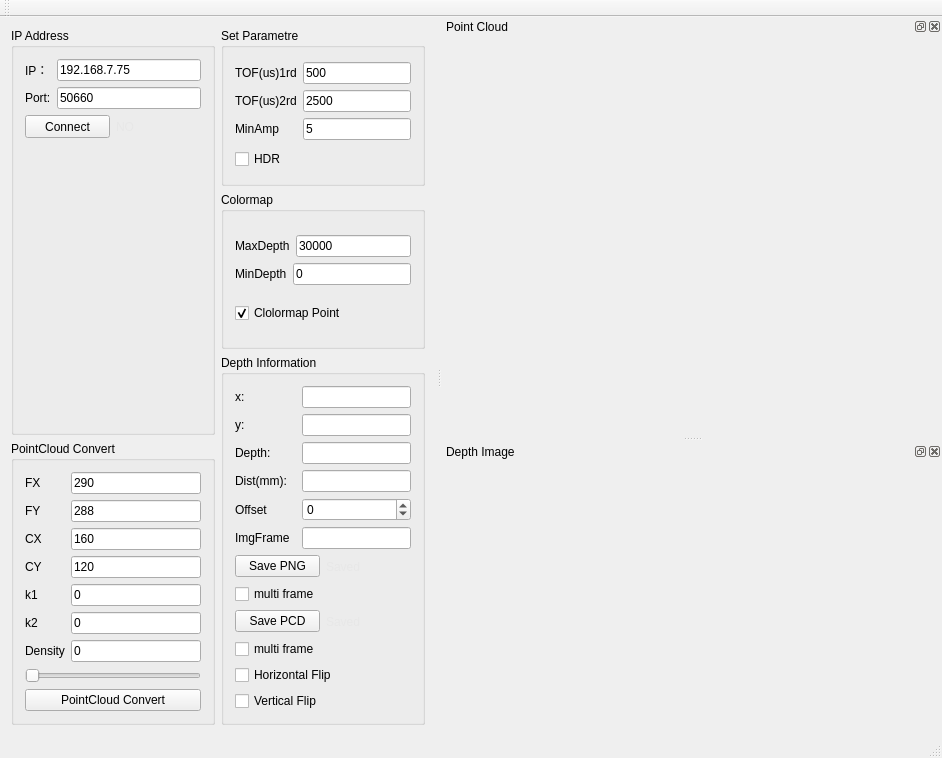
Before: the Qt Designer form SmartEye/SmartEye/smarteye.ui in SHU3DVision/SmartEye, drawn with Qt 5.
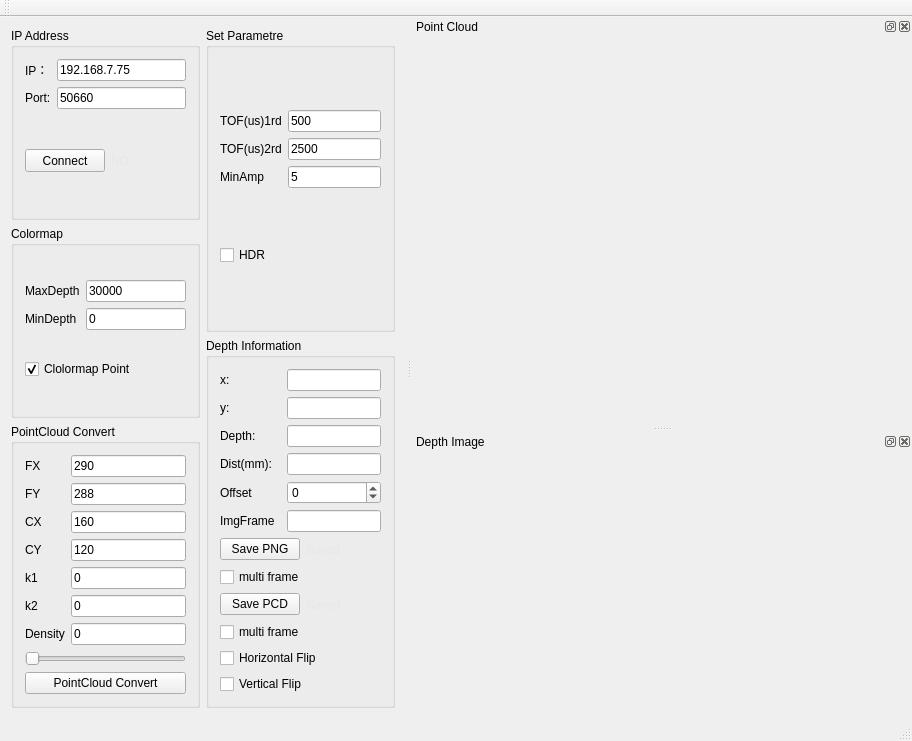
After: the same form once the commit is applied. Icons and pictures are not drawn. Custom widgets are drawn as their Qt base class.

Commit message: 修改了界面布局，减少空白。

What changed in the file:
```diff
--- a/SmartEye/SmartEye/smarteye.ui
+++ b/SmartEye/SmartEye/smarteye.ui
@@ -6,8 +6,8 @@
    <rect>
     <x>0</x>
     <y>0</y>
-    <width>942</width>
-    <height>758</height>
+    <width>888</width>
+    <height>741</height>
    </rect>
   </property>
   <property name="windowTitle">
@@ -18,116 +18,64 @@
     <normaloff>:/SmartEye/Resource/exe.png</normaloff>:/SmartEye/Resource/exe.png</iconset>
   </property>
   <widget class="QWidget" name="centralWidget">
-   <layout class="QGridLayout" name="gridLayout_4">
+   <layout class="QGridLayout" name="gridLayout_11">
     <item row="0" column="0">
-     <layout class="QVBoxLayout" name="verticalLayout_10">
-      <property name="leftMargin">
-       <number>0</number>
-      </property>
-      <property name="topMargin">
-       <number>0</number>
-      </property>
-      <property name="rightMargin">
-       <number>0</number>
-      </property>
-      <property name="bottomMargin">
-       <number>0</number>
-      </property>
-      <item>
-       <widget class="QGroupBox" name="groupBox">
+     <layout class="QGridLayout" name="gridLayout_10">
+      <item row="1" column="0">
+       <widget class="QGroupBox" name="groupBox_4">
         <property name="title">
-         <string>IP Address</string>
+         <string>Colormap</string>
         </property>
-        <layout class="QVBoxLayout" name="verticalLayout_11">
-         <item>
-          <layout class="QVBoxLayout" name="verticalLayout">
-           <item>
-            <layout class="QGridLayout" name="gridLayout">
-             <item row="0" column="1">
-              <widget class="QLineEdit" name="IplineEdit">
-               <property name="text">
-                <string>192.168.7.75</string>
-               </property>
-              </widget>
-             </item>
-             <item row="1" column="1">
-              <widget class="QLineEdit" name="PortlineEdit">
-               <property name="text">
-                <string>50660</string>
-               </property>
-              </widget>
-             </item>
-             <item row="0" column="0">
-              <widget class="QLabel" name="label">
-               <property name="text">
-                <string>IP：</string>
-               </property>
-              </widget>
-             </item>
-             <item row="1" column="0">
-              <widget class="QLabel" name="label_2">
-               <property name="text">
-                <string>Port:</string>
-               </property>
-              </widget>
-             </item>
-            </layout>
+        <layout class="QGridLayout" name="gridLayout_8">
+         <item row="0" column="0">
+          <layout class="QGridLayout" name="gridLayout_2">
+           <item row="0" column="0">
+            <widget class="QLabel" name="label_11">
+             <property name="text">
+              <string>MaxDepth</string>
+             </property>
+            </widget>
            </item>
-           <item>
-            <layout class="QHBoxLayout" name="horizontalLayout_3">
-             <item>
-              <widget class="QPushButton" name="connectButton">
-               <property name="minimumSize">
-                <size>
-                 <width>0</width>
-                 <height>23</height>
-                </size>
-               </property>
-               <property name="text">
-                <string>Connect</string>
-               </property>
-              </widget>
-             </item>
-             <item>
-              <widget class="QLabel" name="statelabel">
-               <property name="minimumSize">
-                <size>
-                 <width>75</width>
-                 <height>23</height>
-                </size>
-               </property>
-               <property name="styleSheet">
-                <string notr="true">color: rgb(231, 231, 231);text-align: center;</string>
-               </property>
-               <property name="text">
-                <string>NO</string>
-               </property>
-               <property name="textFormat">
-                <enum>Qt::AutoText</enum>
-               </property>
-              </widget>
-             </item>
-            </layout>
+           <item row="0" column="1">
+            <widget class="QLineEdit" name="maxdepthlineEdit">
+             <property name="text">
+              <string>30000</string>
+             </property>
+            </widget>
+           </item>
+           <item row="1" column="0">
+            <widget class="QLabel" name="label_12">
+             <property name="text">
+              <string>MinDepth</string>
+             </property>
+            </widget>
+           </item>
+           <item row="1" column="1">
+            <widget class="QLineEdit" name="mindepthlineEdit">
+             <property name="text">
+              <string>0</string>
+             </property>
+            </widget>
            </item>
           </layout>
          </item>
-         <item>
-          <spacer name="verticalSpacer">
-           <property name="orientation">
-            <enum>Qt::Vertical</enum>
+         <item row="1" column="0">
+          <widget class="QCheckBox" name="colormapPointCheckBox">
+           <property name="text">
+            <string>Clolormap Point</string>
            </property>
-           <property name="sizeHint" stdset="0">
-            <size>
-             <width>20</width>
-             <height>40</height>
-            </size>
+           <property name="checked">
+            <bool>true</bool>
            </property>
-          </spacer>
+           <property name="tristate">
+            <bool>false</bool>
+           </property>
+          </widget>
          </item>
         </layout>
        </widget>
       </item>
-      <item>
+      <item row="2" column="0">
        <widget class="QGroupBox" name="groupBox_2">
         <property name="title">
          <string>PointCloud Convert</string>
@@ -262,153 +210,88 @@
         </layout>
        </widget>
       </item>
+      <item row="0" column="0">
+       <widget class="QGroupBox" name="groupBox">
+        <property name="title">
+         <string>IP Address</string>
+        </property>
+        <layout class="QGridLayout" name="gridLayout_7">
+         <item row="0" column="0">
+          <layout class="QGridLayout" name="gridLayout">
+           <item row="0" column="0">
+            <widget class="QLabel" name="label">
+             <property name="text">
+              <string>IP：</string>
+             </property>
+            </widget>
+           </item>
+           <item row="0" column="1">
+            <widget class="QLineEdit" name="IplineEdit">
+             <property name="text">
+              <string>192.168.7.75</string>
+             </property>
+            </widget>
+           </item>
+           <item row="1" column="0">
+            <widget class="QLabel" name="label_2">
+             <property name="text">
+              <string>Port:</string>
+             </property>
+            </widget>
+           </item>
+           <item row="1" column="1">
+            <widget class="QLineEdit" name="PortlineEdit">
+             <property name="text">
+              <string>50660</string>
+             </property>
+            </widget>
+           </item>
+          </layout>
+         </item>
+         <item row="1" column="0">
+          <layout class="QHBoxLayout" name="horizontalLayout_3">
+           <item>
+            <widget class="QPushButton" name="connectButton">
+             <property name="minimumSize">
+              <size>
+               <width>0</width>
+               <height>23</height>
+              </size>
+             </property>
+             <property name="text">
+              <string>Connect</string>
+             </property>
+            </widget>
+           </item>
+           <item>
+            <widget class="QLabel" name="statelabel">
+             <property name="minimumSize">
+              <size>
+               <width>75</width>
+               <height>23</height>
+              </size>
+             </property>
+             <property name="styleSheet">
+              <string notr="true">color: rgb(231, 231, 231);text-align: center;</string>
+             </property>
+             <property name="text">
+              <string>NO</string>
+             </property>
+             <property name="textFormat">
+              <enum>Qt::AutoText</enum>
+             </property>
+            </widget>
+           </item>
+          </layout>
+         </item>
+        </layout>
+       </widget>
+      </item>
      </layout>
     </item>
     <item row="0" column="1">
-     <layout class="QVBoxLayout" name="verticalLayout_16">
-      <property name="leftMargin">
-       <number>0</number>
-      </property>
-      <property name="topMargin">
-       <number>0</number>
-      </property>
-      <property name="rightMargin">
-       <number>0</number>
-      </property>
-      <property name="bottomMargin">
-       <number>0</number>
-      </property>
-      <item>
-       <widget class="QGroupBox" name="groupBox_3">
-        <property name="title">
-         <string>Set Parametre</string>
-        </property>
-        <layout class="QVBoxLayout" name="verticalLayout_13">
-         <item>
-          <layout class="QGridLayout" name="gridLayout_6">
-           <item row="0" column="2">
-            <widget class="QLineEdit" name="IntegrationtimelineEdit">
-             <property name="text">
-              <string>500</string>
-             </property>
-            </widget>
-           </item>
-           <item row="2" column="2">
-            <widget class="QLineEdit" name="setAmplineEdit">
-             <property name="text">
-              <string>5</string>
-             </property>
-            </widget>
-           </item>
-           <item row="2" column="0">
-            <widget class="QLabel" name="label_16">
-             <property name="text">
-              <string>MinAmp</string>
-             </property>
-            </widget>
-           </item>
-           <item row="0" column="0">
-            <widget class="QLabel" name="label_9">
-             <property name="text">
-              <string>TOF(us)1rd</string>
-             </property>
-            </widget>
-           </item>
-           <item row="1" column="2">
-            <widget class="QLineEdit" name="IntegrationtimeHDRlineEdit">
-             <property name="text">
-              <string>2500</string>
-             </property>
-            </widget>
-           </item>
-           <item row="1" column="0">
-            <widget class="QLabel" name="label_20">
-             <property name="text">
-              <string>TOF(us)2rd</string>
-             </property>
-            </widget>
-           </item>
-          </layout>
-         </item>
-         <item>
-          <widget class="QCheckBox" name="checkBoxHDR">
-           <property name="autoFillBackground">
-            <bool>false</bool>
-           </property>
-           <property name="text">
-            <string>HDR</string>
-           </property>
-           <property name="checked">
-            <bool>false</bool>
-           </property>
-          </widget>
-         </item>
-        </layout>
-       </widget>
-      </item>
-      <item>
-       <widget class="QGroupBox" name="groupBox_4">
-        <property name="title">
-         <string>Colormap</string>
-        </property>
-        <layout class="QVBoxLayout" name="verticalLayout_4">
-         <item>
-          <layout class="QGridLayout" name="gridLayout_2">
-           <item row="0" column="0">
-            <layout class="QHBoxLayout" name="horizontalLayout_2">
-             <item>
-              <widget class="QLabel" name="label_11">
-               <property name="text">
-                <string>MaxDepth</string>
-               </property>
-              </widget>
-             </item>
-             <item>
-              <widget class="QLineEdit" name="maxdepthlineEdit">
-               <property name="text">
-                <string>30000</string>
-               </property>
-              </widget>
-             </item>
-            </layout>
-           </item>
-           <item row="1" column="0">
-            <layout class="QHBoxLayout" name="horizontalLayout_4">
-             <item>
-              <widget class="QLabel" name="label_12">
-               <property name="text">
-                <string>MinDepth</string>
-               </property>
-              </widget>
-             </item>
-             <item>
-              <widget class="QLineEdit" name="mindepthlineEdit">
-               <property name="text">
-                <string>0</string>
-               </property>
-              </widget>
-             </item>
-            </layout>
-           </item>
-          </layout>
-         </item>
-         <item>
-          <widget class="QCheckBox" name="colormapPointCheckBox">
-           <property name="text">
-            <string>Clolormap Point</string>
-           </property>
-           <property name="checked">
-            <bool>true</bool>
-           </property>
-           <property name="tristate">
-            <bool>false</bool>
-           </property>
-          </widget>
-         </item>
-        </layout>
-       </widget>
-      </item>
-      <item>
+     <layout class="QGridLayout" name="gridLayout_4">
+      <item row="1" column="0">
        <widget class="QGroupBox" name="groupBox_5">
         <property name="title">
          <string>Depth Information</string>
@@ -585,6 +468,74 @@
         <zorder>PclImgMultiSave</zorder>
        </widget>
       </item>
+      <item row="0" column="0">
+       <widget class="QGroupBox" name="groupBox_3">
+        <property name="title">
+         <string>Set Parametre</string>
+        </property>
+        <layout class="QGridLayout" name="gridLayout_9">
+         <item row="0" column="0">
+          <layout class="QGridLayout" name="gridLayout_6">
+           <item row="0" column="0">
+            <widget class="QLabel" name="label_9">
+             <property name="text">
+              <string>TOF(us)1rd</string>
+             </property>
+            </widget>
+           </item>
+           <item row="0" column="1">
+            <widget class="QLineEdit" name="IntegrationtimelineEdit">
+             <property name="text">
+              <string>500</string>
+             </property>
+            </widget>
+           </item>
+           <item row="1" column="0">
+            <widget class="QLabel" name="label_20">
+             <property name="text">
+              <string>TOF(us)2rd</string>
+             </property>
+            </widget>
+           </item>
+           <item row="1" column="1">
+            <widget class="QLineEdit" name="IntegrationtimeHDRlineEdit">
+             <property name="text">
+              <string>2500</string>
+             </property>
+            </widget>
+           </item>
+           <item row="2" column="0">
+            <widget class="QLabel" name="label_16">
+             <property name="text">
+              <string>MinAmp</string>
+             </property>
+            </widget>
+           </item>
+           <item row="2" column="1">
+            <widget class="QLineEdit" name="setAmplineEdit">
+             <property name="text">
+              <string>5</string>
+             </property>
+            </widget>
+           </item>
+          </layout>
+         </item>
+         <item row="1" column="0">
+          <widget class="QCheckBox" name="checkBoxHDR">
+           <property name="autoFillBackground">
+            <bool>false</bool>
+           </property>
+           <property name="text">
+            <string>HDR</string>
+           </property>
+           <property name="checked">
+            <bool>false</bool>
+           </property>
+          </widget>
+         </item>
+        </layout>
+       </widget>
+      </item>
      </layout>
     </item>
    </layout>
@@ -625,8 +576,8 @@
     <number>2</number>
    </attribute>
    <widget class="QWidget" name="dockWidgetContents_7">
-    <layout class="QVBoxLayout" name="verticalLayout_9">
-     <item>
+    <layout class="QGridLayout" name="gridLayout_12">
+     <item row="0" column="0">
       <widget class="QVTKWidget" name="screen"/>
      </item>
     </layout>
@@ -649,7 +600,7 @@
       <verstretch>0</verstretch>
      </sizepolicy>
     </property>
-    <layout class="QVBoxLayout" name="verticalLayout_2">
+    <layout class="QVBoxLayout" name="verticalLayout">
      <item>
       <widget class="QLabel" name="Img_label">
        <property name="enabled">
```
Left out of the diff: 162 changed lines with no effect on the pictures. The commit also changes 3 other files.
